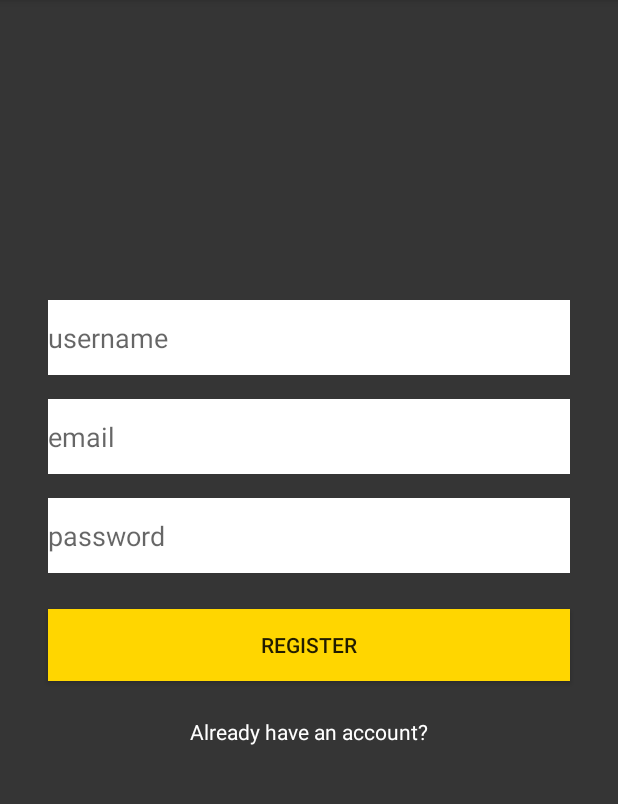
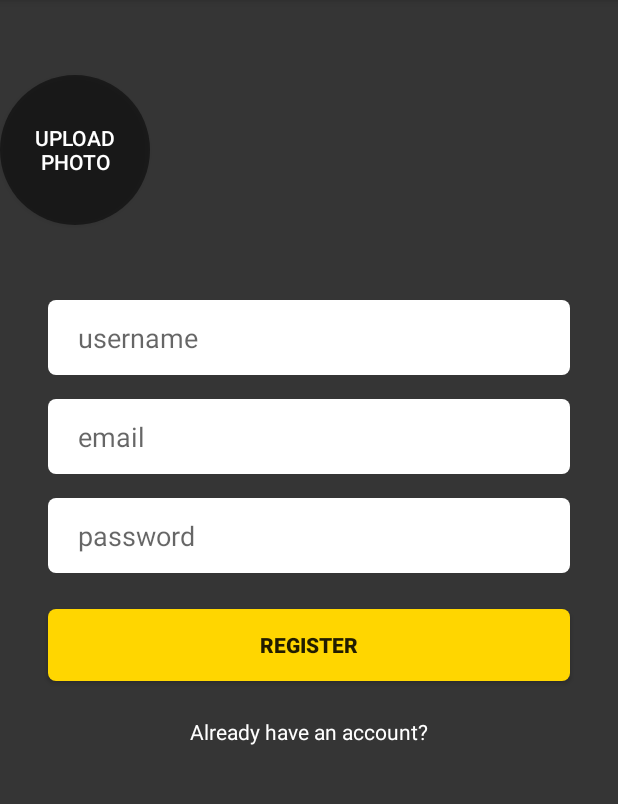
Before and after one commit to Andersclark/AndroidMessenger, an Android app: the screen it shows after launch (MainActivity), after a tap on "REGISTER", on a phone screen of 412 x 824 dp, the part 84-888 px from its top. Run offline under Robolectric (Android 15) with nearby library versions, the phone set to English and light mode, and no system bars; our stand-ins replace Firebase (no records; nobody signed in at launch, a user with empty details on screens opened directly).

Commit message:
Login now works. Added UPLOAD PHOTO-button (no logic yet)

```diff
--- a/app/src/main/java/com/andersclark/kotlinmessenger/MainActivity.kt
+++ b/app/src/main/java/com/andersclark/kotlinmessenger/MainActivity.kt
@@ -4,6 +4,7 @@ import android.content.Intent
 import androidx.appcompat.app.AppCompatActivity
 import android.os.Bundle
 import android.util.Log
+import android.widget.Toast
 import com.google.firebase.auth.FirebaseAuth
 import kotlinx.android.synthetic.main.activity_main.*
 
@@ -13,21 +14,40 @@ class MainActivity : AppCompatActivity() {
         super.onCreate(savedInstanceState)
         setContentView(R.layout.activity_main)
 
-        registration_registerbutton.setOnClickListener{
-
-            val email = registration_email.text.toString()
-            val password = registration_password.text.toString()
-            FirebaseAuth.getInstance().createUserWithEmailAndPassword(email, password)
-                .addOnCompleteListener{
-                   if (!it.isSuccessful)return@addOnCompleteListener
-                    // else if successful
-                    Log.d("MainActivity", "SUCCESSFULLY CREATED USER with UID: ${it.result?.user?.uid}")
-                }
+        registration_registerbutton.setOnClickListener {
+            performRegister()
         }
         registration_alreadyhaveaccount.setOnClickListener {
             val intent = Intent(this, LoginActivity::class.java)
-           startActivity(intent)
+            startActivity(intent)
         }
+    }
 
+    private fun performRegister() {
+
+        val email = registration_email.text.toString()
+        val password = registration_password.text.toString()
+
+        if (email.isEmpty() || password.isEmpty()) {
+            Toast.makeText(this, "Please enter a viable email and password", Toast.LENGTH_SHORT)
+                .show()
+            return
+        }
+        Log.d("MainActivity", "Email is: ${email}")
+        Log.d("MainActivity", "Password is: ${password}")
+        FirebaseAuth.getInstance().createUserWithEmailAndPassword(email, password)
+            .addOnCompleteListener {
+                if (!it.isSuccessful) return@addOnCompleteListener
+                // else if successful
+                Log.d(
+                    "MainActivity",
+                    "SUCCESSFULLY CREATED USER with UID: ${it.result!!.user?.uid}"
+                )
+            }
+            .addOnFailureListener {
+                Log.d("MainActivity", "Failed to create user: ${it.message}")
+                Toast.makeText(this, "Failed to create user: ${it.message}", Toast.LENGTH_SHORT)
+                    .show()
+            }
     }
 }
--- /dev/null
+++ b/app/src/main/res/drawable/circular_button.xml
@@ -0,0 +1,5 @@
+<?xml version="1.0" encoding="utf-8"?>
+<shape xmlns:android="http://schemas.android.com/apk/res/android">
+    <solid android:color="#7F000000"/>
+    <corners android:radius="50dp"/>
+</shape>
--- /dev/null
+++ b/app/src/main/res/drawable/rounded_button.xml
@@ -0,0 +1,5 @@
+<?xml version="1.0" encoding="utf-8"?>
+<shape xmlns:android="http://schemas.android.com/apk/res/android">
+    <solid android:color="@color/colorPrimary"/>
+    <corners android:radius="5sp"/>
+</shape>
--- /dev/null
+++ b/app/src/main/res/drawable/rounded_edittext_register_login.xml
@@ -0,0 +1,7 @@
+<?xml version="1.0" encoding="utf-8"?>
+<shape xmlns:android="http://schemas.android.com/apk/res/android">
+
+    <solid android:color="@android:color/white"/>
+    <corners android:radius="5sp"/>
+
+</shape>
--- a/app/src/main/res/layout/activity_main.xml
+++ b/app/src/main/res/layout/activity_main.xml
@@ -15,7 +15,9 @@
         android:layout_marginStart="32dp"
         android:layout_marginTop="200dp"
         android:layout_marginEnd="32dp"
-        android:background="@android:color/white"
+        android:paddingLeft="20sp"
+        android:paddingRight="20sp"
+        android:background="@drawable/rounded_edittext_register_login"
         android:ems="10"
         android:hint="username"
         android:inputType="textPersonName"
@@ -28,7 +30,9 @@
         android:layout_width="0dp"
         android:layout_height="50sp"
         android:layout_marginTop="16dp"
-        android:background="@android:color/white"
+        android:paddingLeft="20sp"
+        android:paddingRight="20sp"
+        android:background="@drawable/rounded_edittext_register_login"
         android:contentDescription="Email"
         android:ems="10"
         android:hint="email"
@@ -42,7 +46,9 @@
         android:layout_width="0dp"
         android:layout_height="50sp"
         android:layout_marginTop="16dp"
-        android:background="@android:color/white"
+        android:paddingLeft="20sp"
+        android:paddingRight="20sp"
+        android:background="@drawable/rounded_edittext_register_login"
         android:ems="10"
         android:hint="password"
         android:inputType="textPassword"
@@ -66,10 +72,22 @@
         android:layout_width="0dp"
         android:layout_height="48dp"
         android:layout_marginTop="24dp"
-        android:background="@color/colorPrimary"
+        android:background="@drawable/rounded_button"
         android:text="Register"
+        android:textStyle="bold"
         app:layout_constraintEnd_toEndOf="@+id/registration_password"
         app:layout_constraintStart_toStartOf="@+id/registration_password"
         app:layout_constraintTop_toBottomOf="@+id/registration_password" />
 
+    <Button
+        android:id="@+id/registration_addphoto"
+        android:layout_width="100dp"
+        android:layout_height="100dp"
+        android:background="@drawable/circular_button"
+        android:text="Upload photo"
+        android:textColor="@android:color/white"
+        app:layout_constraintBottom_toTopOf="@+id/registration_username"
+        app:layout_constraintTop_toTopOf="parent"
+        tools:layout_editor_absoluteX="161dp" />
+
 </androidx.constraintlayout.widget.ConstraintLayout>
```
Also changed, not shown: app/src/main/java/com/andersclark/kotlinmessenger/LoginActivity.kt (+12 -0 lines), app/src/main/res/layout/activity_login.xml (+0 -8 lines), app/src/main/res/layout/content_login.xml (+7 -3 lines).
